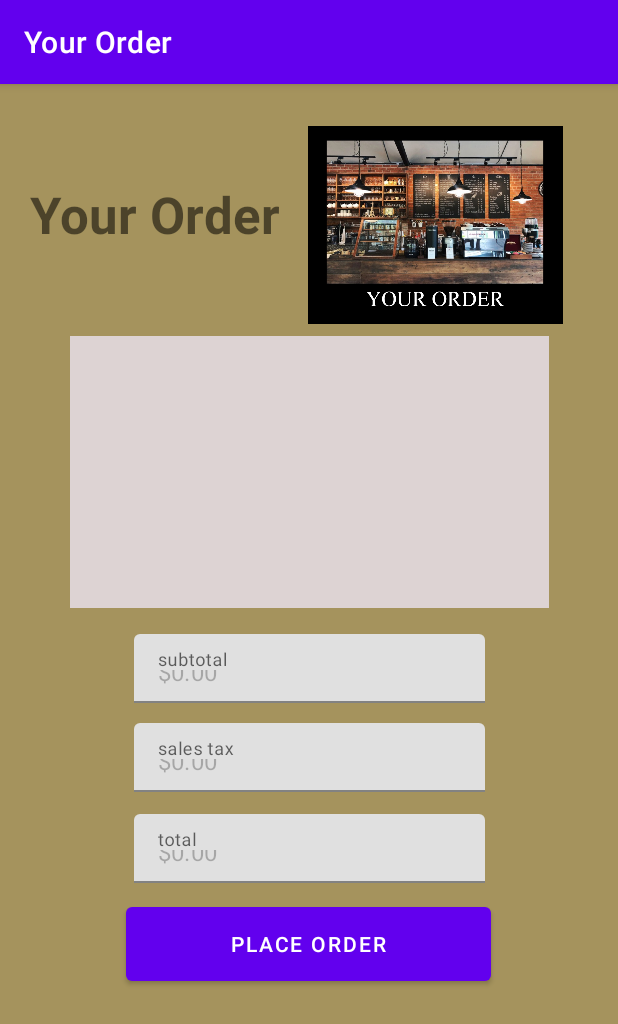
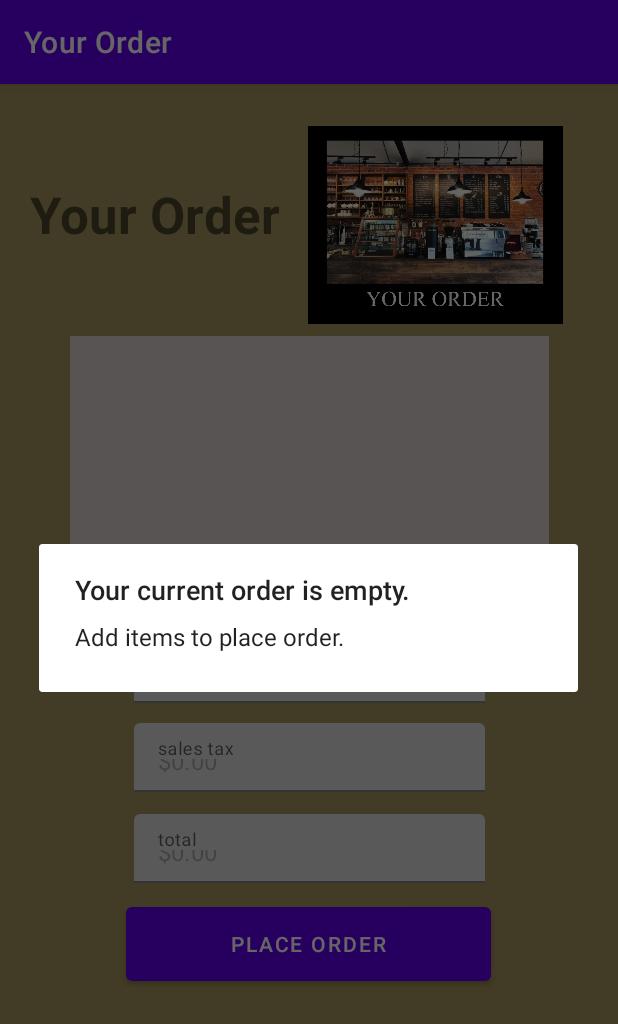
Before and after one commit to mattglennc/213-project5-Stanley-and-Matthew, an Android app: the CurrentOrder screen opened directly, with no data from a screen before it, after a tap on "PLACE ORDER", on a phone screen of 412 x 824 dp. Shown: the top 1024 px of the screen. Run offline under Robolectric (Android 15) with nearby library versions, the phone set to English and light mode, and no system bars.

Commit message:
Added some finishing touches.

```diff
--- a/app/src/main/java/com/example/a213_project5_stanley_and_matthew/CurrentOrder.java
+++ b/app/src/main/java/com/example/a213_project5_stanley_and_matthew/CurrentOrder.java
@@ -1,5 +1,7 @@
 package com.example.a213_project5_stanley_and_matthew;
 
+import android.app.AlertDialog;
+import android.content.DialogInterface;
 import android.os.Bundle;
 import android.view.View;
 import android.widget.AdapterView;
@@ -39,6 +41,13 @@ public class CurrentOrder extends AppCompatActivity {
         placeOrder.setOnClickListener(new View.OnClickListener() {
             @Override
             public void onClick(View view) {
+                if(items.size() == 0){
+                    AlertDialog.Builder alert = new AlertDialog.Builder(view.getContext());
+                    alert.setTitle(getResources().getString(R.string.emptyOrder));
+                    alert.setMessage(getResources().getString(R.string.emptyMessage));
+                    AlertDialog dialog = alert.create();
+                    dialog.show();
+                }else{
                     Toast.makeText(view.getContext(),
                             getResources().getString(R.string.placeOrder), Toast.LENGTH_LONG).show();
                     MainActivity.orders.add(currentOrder);
@@ -46,6 +55,7 @@ public class CurrentOrder extends AppCompatActivity {
                     items.clear();
                     setCosts();
                     adapter.notifyDataSetChanged();
+                }
             }
         });
         ordersList.setOnItemClickListener(new AdapterView.OnItemClickListener() {
--- a/app/src/main/java/com/example/a213_project5_stanley_and_matthew/OrderCoffee.java
+++ b/app/src/main/java/com/example/a213_project5_stanley_and_matthew/OrderCoffee.java
@@ -69,7 +69,8 @@ public class OrderCoffee extends AppCompatActivity {
                     public void onClick(DialogInterface dialog, int which) {
                         Toast.makeText(view.getContext(),
                                 getResources().getString(R.string.added), Toast.LENGTH_LONG).show();
-                        MainActivity.currentOrder.add(tempCoffee);
+                        Coffee coffee = new Coffee(tempCoffee);
+                        MainActivity.currentOrder.add(coffee);
                     }
                     //handle the "NO" click
                 }).setNegativeButton("no", new DialogInterface.OnClickListener() {
--- a/app/src/main/res/values/strings.xml
+++ b/app/src/main/res/values/strings.xml
@@ -5,6 +5,11 @@
     <string name="notAdded">Item not added to order.</string>
     <string name="addPrompt">Add item to order?</string>
     <string name="placeOrder">Order has been placed.</string>
+    <string name="emptyOrder">Your current order is empty.</string>
+    <string name="emptyMessage">Add items to place order.</string>
+    <string name="removeOrder">Cancel order?</string>
+    <string name="orderRemoved">Order cancelled.</string>
+    <string name="orderNotRemoved">Order not cancelled.</string>
     <string-array name="itemPrices">
         <item>1.59</item>
         <item>1.59</item>
```
Also changed, not shown: app/src/main/java/com/example/a213_project5_stanley_and_matthew/OrdersList.java (+24 -6 lines). Lines whose indentation alone changed are shown as unchanged.
